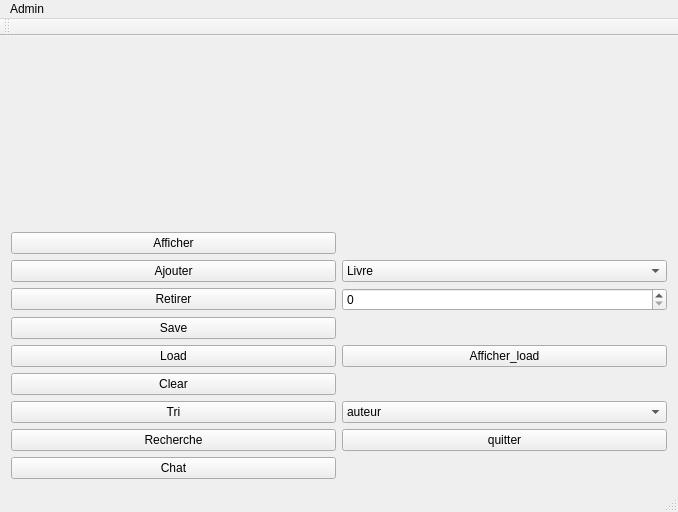
The window that fenetreprincipale.ui (sam19961/ProjetBiblioFinal) describes before a commit, drawn with Qt 5.
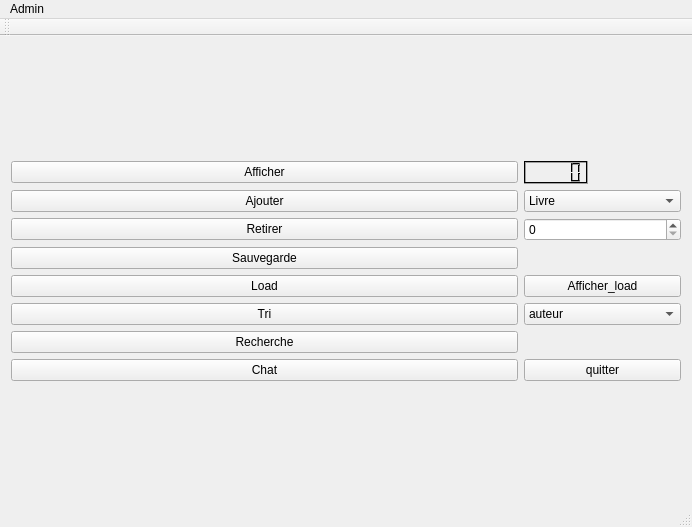
The same window after the commit.

```diff
--- a/fenetreprincipale.ui
+++ b/fenetreprincipale.ui
@@ -6,8 +6,8 @@
    <rect>
     <x>0</x>
     <y>0</y>
-    <width>678</width>
-    <height>512</height>
+    <width>692</width>
+    <height>527</height>
    </rect>
   </property>
   <property name="windowTitle">
@@ -17,6 +17,20 @@
    <layout class="QGridLayout" name="gridLayout_2">
     <item row="1" column="0">
      <layout class="QGridLayout" name="gridLayout">
+      <item row="4" column="0">
+       <widget class="QPushButton" name="save1">
+        <property name="text">
+         <string>Sauvegarde</string>
+        </property>
+       </widget>
+      </item>
+      <item row="7" column="0">
+       <widget class="QPushButton" name="recherche">
+        <property name="text">
+         <string>Recherche</string>
+        </property>
+       </widget>
+      </item>
       <item row="3" column="0">
        <widget class="QPushButton" name="retirer">
         <property name="text">
@@ -24,6 +38,42 @@
         </property>
        </widget>
       </item>
+      <item row="2" column="1">
+       <widget class="QComboBox" name="choix">
+        <item>
+         <property name="text">
+          <string>Livre</string>
+         </property>
+        </item>
+        <item>
+         <property name="text">
+          <string>Revue</string>
+         </property>
+        </item>
+        <item>
+         <property name="text">
+          <string>Video</string>
+         </property>
+        </item>
+        <item>
+         <property name="text">
+          <string>CD/DVD</string>
+         </property>
+        </item>
+        <item>
+         <property name="text">
+          <string>Ressource_Numerique</string>
+         </property>
+        </item>
+       </widget>
+      </item>
+      <item row="1" column="0">
+       <widget class="QPushButton" name="afficher">
+        <property name="text">
+         <string>Afficher</string>
+        </property>
+       </widget>
+      </item>
       <item row="0" column="0" colspan="2">
        <widget class="QLabel" name="image1">
         <property name="text">
@@ -31,6 +81,27 @@
         </property>
        </widget>
       </item>
+      <item row="6" column="1">
+       <widget class="QComboBox" name="tri_choix">
+        <item>
+         <property name="text">
+          <string>auteur</string>
+         </property>
+        </item>
+        <item>
+         <property name="text">
+          <string>id</string>
+         </property>
+        </item>
+       </widget>
+      </item>
+      <item row="6" column="0">
+       <widget class="QPushButton" name="tri">
+        <property name="text">
+         <string>Tri</string>
+        </property>
+       </widget>
+      </item>
       <item row="8" column="1">
        <widget class="QPushButton" name="quitter">
         <property name="text">
@@ -38,20 +109,6 @@
         </property>
        </widget>
       </item>
-      <item row="8" column="0">
-       <widget class="QPushButton" name="recherche">
-        <property name="text">
-         <string>Recherche</string>
-        </property>
-       </widget>
-      </item>
-      <item row="2" column="0">
-       <widget class="QPushButton" name="ajouter">
-        <property name="text">
-         <string>Ajouter</string>
-        </property>
-       </widget>
-      </item>
       <item row="5" column="0">
        <widget class="QPushButton" name="loading">
         <property name="text">
@@ -62,18 +119,208 @@
       <item row="3" column="1">
        <widget class="QSpinBox" name="numero_retirer"/>
       </item>
-      <item row="7" column="1">
-       <widget class="QComboBox" name="tri_choix">
-        <item>
-         <property name="text">
-          <string>auteur</string>
-         </property>
-        </item>
-        <item>
-         <property name="text">
-          <string>id</string>
-         </property>
-        </item>
+      <item row="1" column="1">
+       <widget class="QLCDNumber" name="lcdNombre">
+        <property name="sizePolicy">
+         <sizepolicy hsizetype="Maximum" vsizetype="Maximum">
+          <horstretch>0</horstretch>
+          <verstretch>0</verstretch>
+         </sizepolicy>
+        </property>
+        <property name="palette">
+         <palette>
+          <active>
+           <colorrole role="WindowText">
+            <brush brushstyle="SolidPattern">
+             <color alpha="255">
+              <red>0</red>
+              <green>0</green>
+              <blue>0</blue>
+             </color>
+            </brush>
+           </colorrole>
+           <colorrole role="Light">
+            <brush brushstyle="SolidPattern">
+             <color alpha="255">
+              <red>0</red>
+              <green>0</green>
+              <blue>0</blue>
+             </color>
+            </brush>
+           </colorrole>
+           <colorrole role="Midlight">
+            <brush brushstyle="SolidPattern">
+             <color alpha="255">
+              <red>0</red>
+              <green>0</green>
+              <blue>0</blue>
+             </color>
+            </brush>
+           </colorrole>
+           <colorrole role="Text">
+            <brush brushstyle="SolidPattern">
+             <color alpha="255">
+              <red>0</red>
+              <green>0</green>
+              <blue>0</blue>
+             </color>
+            </brush>
+           </colorrole>
+           <colorrole role="ButtonText">
+            <brush brushstyle="SolidPattern">
+             <color alpha="255">
+              <red>0</red>
+              <green>0</green>
+              <blue>0</blue>
+             </color>
+            </brush>
+           </colorrole>
+           <colorrole role="PlaceholderText">
+            <brush brushstyle="SolidPattern">
+             <color alpha="128">
+              <red>0</red>
+              <green>0</green>
+              <blue>0</blue>
+             </color>
+            </brush>
+           </colorrole>
+          </active>
+          <inactive>
+           <colorrole role="WindowText">
+            <brush brushstyle="SolidPattern">
+             <color alpha="255">
+              <red>0</red>
+              <green>0</green>
+              <blue>0</blue>
+             </color>
+            </brush>
+           </colorrole>
+           <colorrole role="Light">
+            <brush brushstyle="SolidPattern">
+             <color alpha="255">
+              <red>0</red>
+              <green>0</green>
+              <blue>0</blue>
+             </color>
+            </brush>
+           </colorrole>
+           <colorrole role="Midlight">
+            <brush brushstyle="SolidPattern">
+             <color alpha="255">
+              <red>0</red>
+              <green>0</green>
+              <blue>0</blue>
+             </color>
+            </brush>
+           </colorrole>
+           <colorrole role="Text">
+            <brush brushstyle="SolidPattern">
+             <color alpha="255">
+              <red>0</red>
+              <green>0</green>
+              <blue>0</blue>
+             </color>
+            </brush>
+           </colorrole>
+           <colorrole role="ButtonText">
+            <brush brushstyle="SolidPattern">
+             <color alpha="255">
+              <red>0</red>
+              <green>0</green>
+              <blue>0</blue>
+             </color>
+            </brush>
+           </colorrole>
+           <colorrole role="PlaceholderText">
+            <brush brushstyle="SolidPattern">
+             <color alpha="128">
+              <red>0</red>
+              <green>0</green>
+              <blue>0</blue>
+             </color>
+            </brush>
+           </colorrole>
+          </inactive>
+          <disabled>
+           <colorrole role="WindowText">
+            <brush brushstyle="SolidPattern">
+             <color alpha="96">
+              <red>164</red>
+              <green>166</green>
+              <blue>168</blue>
+             </color>
+            </brush>
+           </colorrole>
+           <colorrole role="Light">
+            <brush brushstyle="SolidPattern">
+             <color alpha="255">
+              <red>0</red>
+              <green>0</green>
+              <blue>0</blue>
+             </color>
+            </brush>
+           </colorrole>
+           <colorrole role="Midlight">
+            <brush brushstyle="SolidPattern">
+             <color alpha="255">
+              <red>0</red>
+              <green>0</green>
+              <blue>0</blue>
+             </color>
+            </brush>
+           </colorrole>
+           <colorrole role="Text">
+            <brush brushstyle="SolidPattern">
+             <color alpha="96">
+              <red>164</red>
+              <green>166</green>
+              <blue>168</blue>
+             </color>
+            </brush>
+           </colorrole>
+           <colorrole role="ButtonText">
+            <brush brushstyle="SolidPattern">
+             <color alpha="96">
+              <red>164</red>
+              <green>166</green>
+              <blue>168</blue>
+             </color>
+            </brush>
+           </colorrole>
+           <colorrole role="PlaceholderText">
+            <brush brushstyle="SolidPattern">
+             <color alpha="128">
+              <red>218</red>
+              <green>218</green>
+              <blue>218</blue>
+             </color>
+            </brush>
+           </colorrole>
+          </disabled>
+         </palette>
+        </property>
+        <property name="font">
+         <font>
+          <family>Baghdad</family>
+          <pointsize>20</pointsize>
+          <weight>75</weight>
+          <bold>true</bold>
+         </font>
+        </property>
+       </widget>
+      </item>
+      <item row="8" column="0">
+       <widget class="QPushButton" name="chat_utilisateur">
+        <property name="text">
+         <string>Chat</string>
+        </property>
+       </widget>
+      </item>
+      <item row="2" column="0">
+       <widget class="QPushButton" name="ajouter">
+        <property name="text">
+         <string>Ajouter</string>
+        </property>
        </widget>
       </item>
       <item row="5" column="1">
@@ -83,67 +330,10 @@
         </property>
        </widget>
       </item>
-      <item row="7" column="0">
-       <widget class="QPushButton" name="tri">
-        <property name="text">
-         <string>Tri</string>
-        </property>
-       </widget>
-      </item>
-      <item row="2" column="1">
-       <widget class="QComboBox" name="choix">
-        <item>
-         <property name="text">
-          <string>Livre</string>
-         </property>
-        </item>
-        <item>
-         <property name="text">
-          <string>Revue</string>
-         </property>
-        </item>
-        <item>
-         <property name="text">
-          <string>Video</string>
-         </property>
-        </item>
-        <item>
-         <property name="text">
-          <string>CD/DVD</string>
-         </property>
-        </item>
-        <item>
-         <property name="text">
-          <string>Ressource_Numerique</string>
-         </property>
-        </item>
-       </widget>
-      </item>
-      <item row="1" column="0">
-       <widget class="QPushButton" name="afficher">
-        <property name="text">
-         <string>Afficher</string>
-        </property>
-       </widget>
-      </item>
-      <item row="4" column="0">
-       <widget class="QPushButton" name="save1">
-        <property name="text">
-         <string>Save</string>
-        </property>
-       </widget>
-      </item>
-      <item row="6" column="0">
-       <widget class="QPushButton" name="clear1">
-        <property name="text">
-         <string>Clear</string>
-        </property>
-       </widget>
-      </item>
       <item row="9" column="0">
-       <widget class="QPushButton" name="chat_utilisateur">
+       <widget class="QLabel" name="Date_heure">
         <property name="text">
-         <string>Chat</string>
+         <string/>
         </property>
        </widget>
       </item>
@@ -156,7 +346,7 @@
     <rect>
      <x>0</x>
      <y>0</y>
-     <width>678</width>
+     <width>692</width>
      <height>22</height>
     </rect>
    </property>
```
